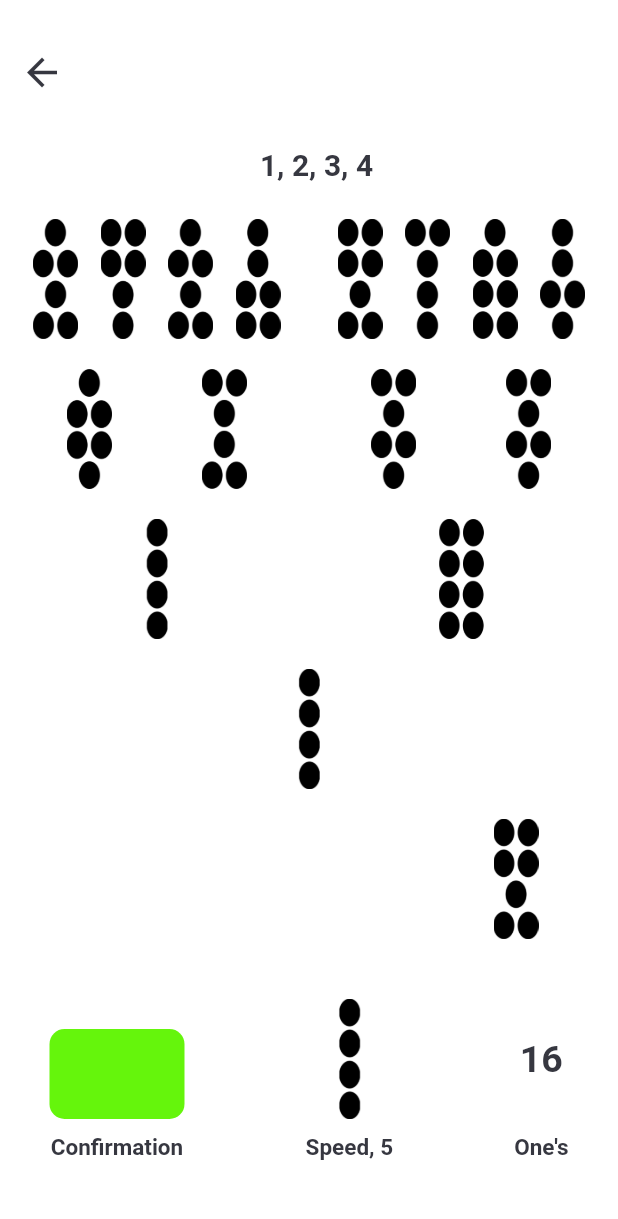
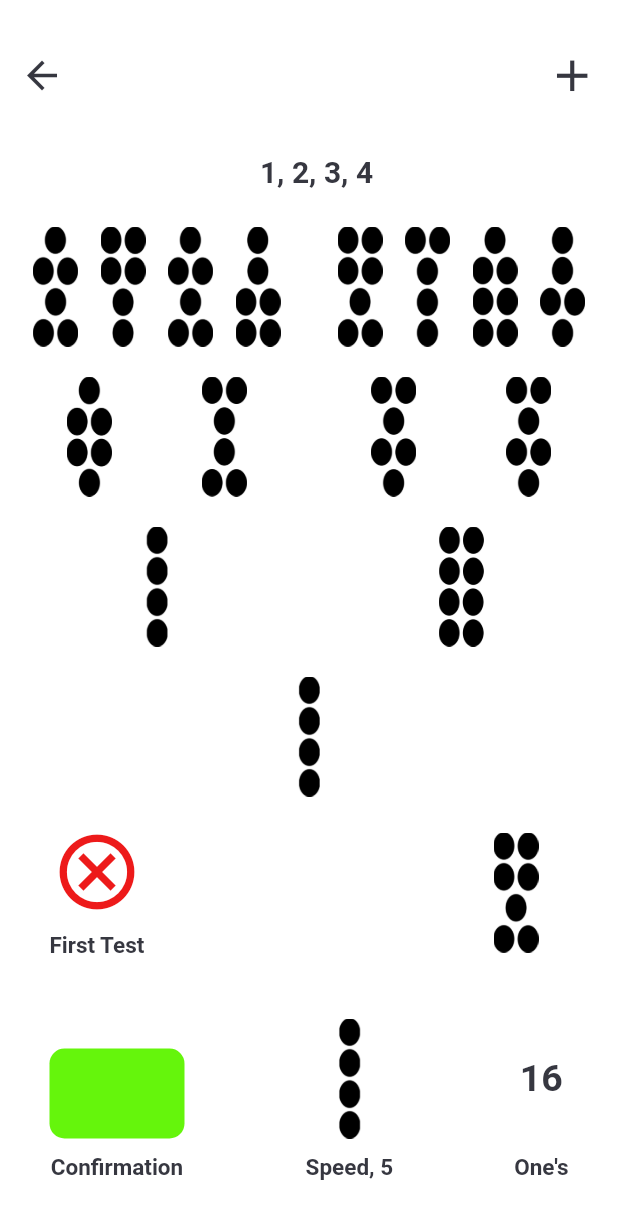
Before and after one commit to tjava/Ifa, a Flutter app: the screen it shows after launch, after a tap on "GO", on a phone screen of 412 x 824 dp. Shown: the top 1219 px of the screen. Run offline on Flutter 3.47's test engine with Material 2 defaults, Android fonts, the phone set to English and light mode, and no system bars; our stand-ins replace get, google_fonts, responsive_framework; Roboto replaces fonts that are missing (Ubuntu).

Commit message:
add prediction features

```diff
--- a/lib/controllers/home_controller.dart
+++ b/lib/controllers/home_controller.dart
@@ -1,3 +1,5 @@
+// ignore_for_file: non_constant_identifier_names
+
 import 'package:get/get.dart';
 import 'package:ibile/services/home_service.dart';
 
@@ -7,6 +9,9 @@ class HomeController extends GetxController {
   Rx<int?> secondNumber = 2.obs;
   Rx<int?> thirdNumber = 3.obs;
   Rx<int?> forthNumber = 4.obs;
+
+  Rx<int?> firstTestNumber = 1.obs;
+  Rx<int?> secondTestNumber = 2.obs;
 
   List<int>? house1;
   List<int>? house2;
@@ -28,7 +33,9 @@ class HomeController extends GetxController {
 
   List<int>? confirmationHouse = [0, 0, 0, 0];
   List<int>? speedHouse = [0, 0, 0, 0];
-  List<int>? onesHouse = [0, 0, 0, 0];
+  // List<int>? onesHouse = [0, 0, 0, 0];
+  // List<int>? firstTestHouse = [0, 0, 0, 0];
+  // List<int>? secondTestHouse = [0, 0, 0, 0];
 
   Rx<int?> showHouse5 = 5.obs;
   Rx<int?> showHouse6 = 6.obs;
@@ -46,8 +53,13 @@ class HomeController extends GetxController {
   Rx<int?> showConfirmationHouse = 0.obs;
   Rx<int?> showSpeedHouse = 0.obs;
   Rx<int?> showOnesHouse = 0.obs;
+  Rx<int?> showFirstTestHouse = 0.obs;
+  Rx<int?> showSecondTestHouse = 0.obs;
 
   Rx<bool> confirm = false.obs;
+  Rx<bool> firstTest = false.obs;
+  Rx<bool> secondTest = false.obs;
+  Rx<bool> second = false.obs;
 
   RxList<int> onGrand =
       [1, 2, 3, 4, 5, 6, 7, 8, 9, 10, 11, 12, 13, 14, 15, 16].obs;
@@ -57,6 +69,11 @@ class HomeController extends GetxController {
       secondNumber.value = number!;
   Future changeThirdNumber({int? number}) async => thirdNumber.value = number!;
   Future changeForthNumber({int? number}) async => forthNumber.value = number!;
+
+  Future changeFirstTestNumber({int? number}) async =>
+      firstTestNumber.value = number!;
+  Future changeSecondTestNumber({int? number}) async =>
+      secondTestNumber.value = number!;
 
   void showSoil() {
     house1 = homeService!.computeHouse(house: firstNumber.value);
@@ -187,12 +204,9 @@ class HomeController extends GetxController {
     confirmation();
     speed();
     ones(onGrand);
+    runFirstTest();
 
-    if (onGrand.contains(showConfirmationHouse.value)) {
-      confirm.value = true;
-    } else {
-      confirm.value = false;
-    }
+    second.value = false;
 
     Get.toNamed("/home");
   }
@@ -220,6 +234,12 @@ class HomeController extends GetxController {
 
     showConfirmationHouse.value =
         homeService!.resultHouse(house: confirmationHouse);
+
+    if (onGrand.contains(showConfirmationHouse.value)) {
+      confirm.value = true;
+    } else {
+      confirm.value = false;
+    }
   }
 
   void speed() {
@@ -258,4 +278,79 @@ class HomeController extends GetxController {
 
     showOnesHouse.value = ones;
   }
+
+  void runFirstTest() {
+    List<int>? house3_7 = [0, 0, 0, 0];
+
+    house3_7[0] =
+        homeService!.sumHouse(house1: house3![0], house2: house7![0])!;
+    house3_7[1] =
+        homeService!.sumHouse(house1: house3![1], house2: house7![1])!;
+    house3_7[2] =
+        homeService!.sumHouse(house1: house3![2], house2: house7![2])!;
+    house3_7[3] =
+        homeService!.sumHouse(house1: house3![3], house2: house7![3])!;
+
+    showFirstTestHouse.value = homeService!.resultHouse(house: house3_7);
+
+    if (onGrand.contains(showFirstTestHouse.value)) {
+      firstTest.value = true;
+    } else {
+      firstTest.value = false;
+    }
+  }
+
+  void runSecondTest() {
+    List<int>? oFirstHouse;
+    List<int>? tFirstHouse;
+    List<int>? firstHouseO_T = [0, 0, 0, 0];
+
+    List<int>? oSecondHouse;
+    List<int>? firstSecondHouse = [0, 0, 0, 0];
+
+    if (onGrand.contains(firstTestNumber.value)) {
+      secondTest.value = true;
+    } else {
+      oFirstHouse = homeService!.computeHouse(house: firstTestNumber.value);
+      tFirstHouse =
+          homeService!.computeHouse(house: onGrand[firstTestNumber.value! - 1]);
+
+      firstHouseO_T[0] = homeService!
+          .sumHouse(house1: oFirstHouse![0], house2: tFirstHouse![0])!;
+      firstHouseO_T[1] = homeService!
+          .sumHouse(house1: oFirstHouse[1], house2: tFirstHouse[1])!;
+      firstHouseO_T[2] = homeService!
+          .sumHouse(house1: oFirstHouse[2], house2: tFirstHouse[2])!;
+      firstHouseO_T[3] = homeService!
+          .sumHouse(house1: oFirstHouse[3], house2: tFirstHouse[3])!;
+
+      showSecondTestHouse.value =
+          homeService!.resultHouse(house: firstHouseO_T);
+
+      if (onGrand.contains(showSecondTestHouse.value)) {
+        secondTest.value = true;
+      } else {
+        oSecondHouse = homeService!.computeHouse(house: secondTestNumber.value);
+
+        firstSecondHouse[0] = homeService!
+            .sumHouse(house1: oSecondHouse![0], house2: oFirstHouse[0])!;
+        firstSecondHouse[1] = homeService!
+            .sumHouse(house1: oSecondHouse[1], house2: oFirstHouse[1])!;
+        firstSecondHouse[2] = homeService!
+            .sumHouse(house1: oSecondHouse[2], house2: oFirstHouse[2])!;
+        firstSecondHouse[3] = homeService!
+            .sumHouse(house1: oSecondHouse[3], house2: oFirstHouse[3])!;
+
+        showSecondTestHouse.value =
+            homeService!.resultHouse(house: firstSecondHouse);
+
+        if (onGrand.contains(showSecondTestHouse.value)) {
+          secondTest.value = true;
+        } else {
+          secondTest.value = false;
+        }
+      }
+    }
+    second.value = true;
+  }
 }
--- a/lib/screens/home_screen.dart
+++ b/lib/screens/home_screen.dart
@@ -1,6 +1,7 @@
 import 'package:flutter/material.dart';
 import 'package:get/get.dart';
 import 'package:ibile/controllers/home_controller.dart';
+import 'package:ibile/widgets/added_input.dart';
 import 'package:ibile/widgets/custom_text.dart';
 import 'package:ibile/constants/colors.dart';
 
@@ -10,7 +11,8 @@ class HomeScreen extends StatelessWidget {
   @override
   Widget build(BuildContext context) {
     HomeController homeController = Get.find();
-    return Scaffold(
+    return Obx(
+      () => Scaffold(
         backgroundColor: white,
         body: Padding(
           padding: const EdgeInsets.all(3.0),
@@ -28,6 +30,21 @@ class HomeScreen extends StatelessWidget {
                         child: Icon(
                           Icons.arrow_back,
                           size: 30,
+                          color: dark,
+                        ),
+                      ),
+                    ),
+                    Container(
+                      margin: const EdgeInsets.only(right: 10),
+                      child: GestureDetector(
+                        onTap: () => showDialog(
+                          barrierDismissible: true,
+                          context: context,
+                          builder: (context) => const AddedInput(),
+                        ),
+                        child: Icon(
+                          Icons.add,
+                          size: 35,
                           color: dark,
                         ),
                       ),
@@ -269,8 +286,80 @@ class HomeScreen extends StatelessWidget {
               Container(
                 padding: const EdgeInsets.only(right: 50),
                 child: Row(
-                mainAxisAlignment: MainAxisAlignment.end,
+                  mainAxisAlignment: MainAxisAlignment.spaceBetween,
                   children: [
+                    if (homeController.confirm.value)
+                      Column(
+                        children: [
+                          if (homeController.firstTest.value)
+                            Container(
+                              margin: const EdgeInsets.only(left: 30),
+                              child: Icon(
+                                Icons.check_circle_outline,
+                                size: 60,
+                                color: green,
+                              ),
+                            )
+                          else
+                            Container(
+                              margin: const EdgeInsets.only(left: 30),
+                              child: Icon(
+                                Icons.cancel_outlined,
+                                size: 60,
+                                color: red,
+                              ),
+                            ),
+                          Container(
+                            margin: const EdgeInsets.only(top: 10.0, left: 30),
+                            child: CustomText(
+                              text: 'First Test',
+                              size: 15.0,
+                              weight: FontWeight.bold,
+                              color: dark,
+                            ),
+                          ),
+                        ],
+                      )
+                    else
+                      Container(
+                        margin: const EdgeInsets.only(top: 10.0, left: 30),
+                        child: CustomText(
+                          text: 'Try Again',
+                          size: 15.0,
+                          weight: FontWeight.bold,
+                          color: red,
+                        ),
+                      ),
+                    if (homeController.second.value)
+                      Column(
+                        children: [
+                          if (homeController.secondTest.value)
+                            Container(
+                              child: Icon(
+                                Icons.check_circle_outline,
+                                size: 60,
+                                color: green,
+                              ),
+                            )
+                          else
+                            Container(
+                              child: Icon(
+                                Icons.cancel_outlined,
+                                size: 60,
+                                color: red,
+                              ),
+                            ),
+                          Container(
+                            margin: const EdgeInsets.only(top: 10.0),
+                            child: CustomText(
+                              text: 'Second Test',
+                              size: 15.0,
+                              weight: FontWeight.bold,
+                              color: dark,
+                            ),
+                          ),
+                        ],
+                      ),
                     Container(
                       height: 80,
                       width: 30,
@@ -339,7 +428,8 @@ class HomeScreen extends StatelessWidget {
                         Container(
                           margin: const EdgeInsets.only(top: 10.0),
                           child: CustomText(
-                          text: 'Speed, ${homeController.showSpeedHouse.value}',
+                            text:
+                                'Speed, ${homeController.showSpeedHouse.value}',
                             size: 15.0,
                             weight: FontWeight.bold,
                             color: dark,
@@ -354,7 +444,8 @@ class HomeScreen extends StatelessWidget {
                           width: 30,
                           child: Center(
                             child: CustomText(
-                            text: homeController.showOnesHouse.value.toString(),
+                              text:
+                                  homeController.showOnesHouse.value.toString(),
                               size: 25.0,
                               weight: FontWeight.bold,
                               color: dark,
@@ -378,6 +469,7 @@ class HomeScreen extends StatelessWidget {
             ],
           ),
         ),
+      ),
     );
   }
 }
```
Also changed, not shown: lib/widgets/added_input.dart (added, +220 -0 lines). Lines whose indentation alone changed are shown as unchanged.
